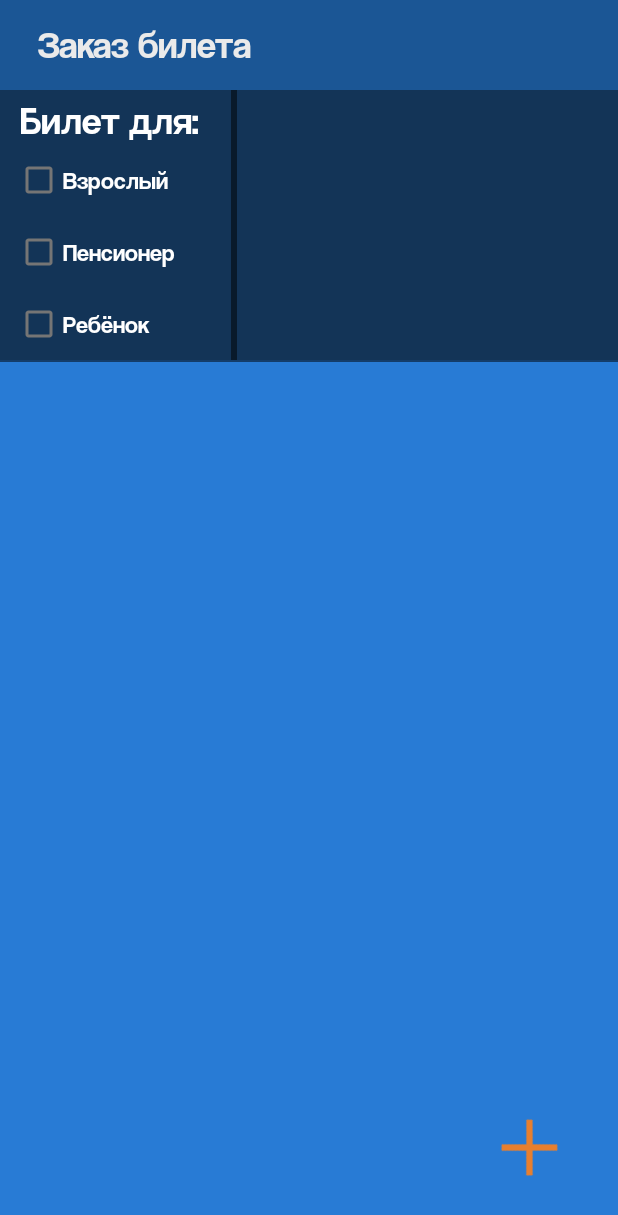
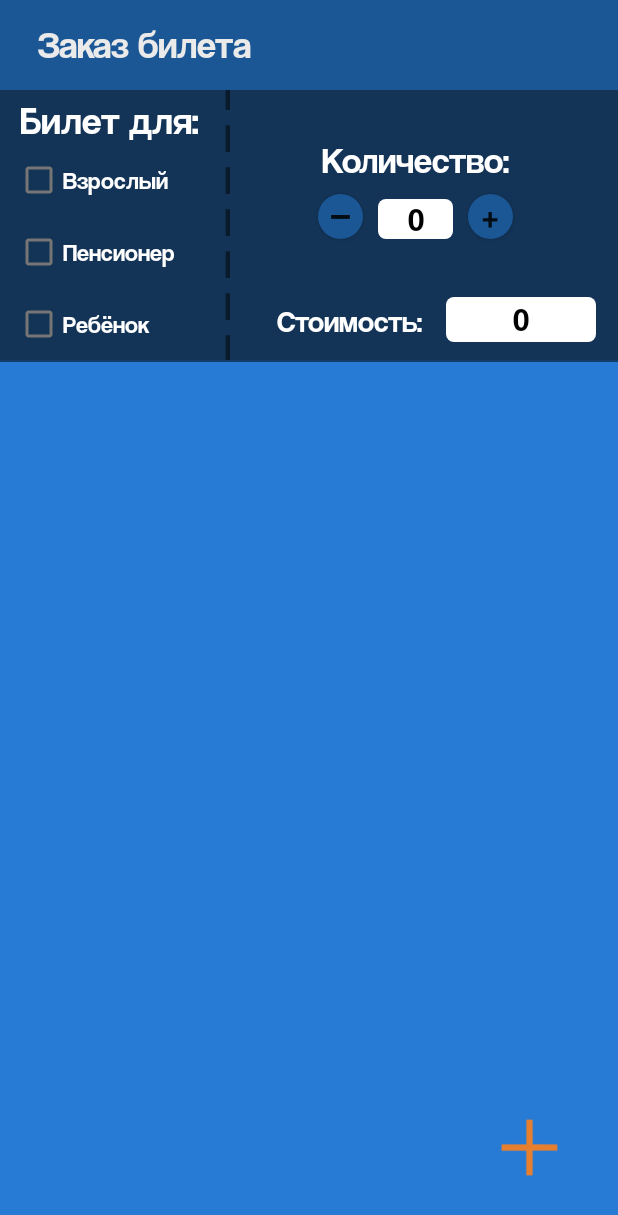
Before and after one commit to Kirialium/homework3, an Android app: the screen it shows after launch (MainActivity), after a tap on an icon or button, on a phone screen of 412 x 824 dp. Shown: the top 1215 px of the screen. Run offline under Robolectric (Android 15) with nearby library versions, the phone set to English and light mode, and no system bars.

Commit message:
complete fragment

```diff
--- a/app/src/main/java/com/example/homework3/MainActivity.java
+++ b/app/src/main/java/com/example/homework3/MainActivity.java
@@ -6,10 +6,15 @@ import androidx.fragment.app.FragmentTransaction;
 import android.os.Bundle;
 import android.view.View;
 import android.widget.Button;
+import android.widget.CheckBox;
+import android.widget.TextView;
+
 import java.util.Objects;
 public class MainActivity extends AppCompatActivity {
 
-    private Button addNewTicketBtn;
+    private Button addNewTicketBtn, fragmentPlus, fragmentMinus;
+    public CheckBox adultTicketCheckBox, retireeTicketCheckBox, kidTicketCheckBox;
+    public TextView counterFragment, costFragment;
 
     @Override
     protected void onCreate(Bundle savedInstanceState) {
@@ -17,7 +22,7 @@ public class MainActivity extends AppCompatActivity {
         setContentView(R.layout.activity_main);
         Objects.requireNonNull(this.getSupportActionBar()).hide();
 
-        addNewTicketBtn = findViewById(R.id.new_ticket);
+        fillVariables();
 
         addNewTicketBtn.setOnClickListener(new View.OnClickListener() {
             @Override
@@ -33,4 +38,14 @@ public class MainActivity extends AppCompatActivity {
         ft.replace(R.id.first_frame, fragment);
         ft.commit();
     }
+    public void fillVariables(){
+        addNewTicketBtn = findViewById(R.id.new_ticket);
+        adultTicketCheckBox = findViewById(R.id.adult_check_box);
+        retireeTicketCheckBox = findViewById(R.id.retiree_check_box);
+        kidTicketCheckBox = findViewById(R.id.kid_check_box);
+        counterFragment = findViewById(R.id.counter_fragment);
+        costFragment = findViewById(R.id.cost_fragment);
+        fragmentMinus = findViewById(R.id.btn_count_minus);
+        fragmentPlus = findViewById(R.id.btn_count_plus);
+    }
 }
--- a/app/src/main/java/com/example/homework3/TicketFragment.java
+++ b/app/src/main/java/com/example/homework3/TicketFragment.java
@@ -1,20 +1,13 @@
 package com.example.homework3;
 
-import android.annotation.SuppressLint;
-import android.graphics.Color;
 import android.os.Bundle;
-
 import androidx.fragment.app.Fragment;
-
 import android.view.LayoutInflater;
 import android.view.View;
 import android.view.ViewGroup;
 
-import java.util.Objects;
-
 public class TicketFragment extends Fragment {
 
-    @SuppressLint("ResourceAsColor")
     @Override
     public View onCreateView(LayoutInflater inflater, ViewGroup container, Bundle savedInstanceState) {
 
--- a/app/src/main/res/drawable/circle.xml
+++ b/app/src/main/res/drawable/circle.xml
@@ -3,7 +3,7 @@
     xmlns:android="http://schemas.android.com/apk/res/android">
     <item>
         <shape android:shape="oval">
-            <solid android:color="@color/orange"/>
+            <solid android:color="@color/dark_blue"/>
         </shape>
     </item>
 </selector>
--- /dev/null
+++ b/app/src/main/res/drawable/rect.xml
@@ -0,0 +1,6 @@
+<?xml version="1.0" encoding="UTF-8"?>
+<shape xmlns:android="http://schemas.android.com/apk/res/android">
+    <solid android:color="#FFFFFF"/>
+    <corners android:radius="5dp" />
+    <padding android:left="1dp" android:top="0dp" android:right="0dp" android:bottom="0dp" />
+</shape>
--- a/app/src/main/res/layout/fragment_ticket.xml
+++ b/app/src/main/res/layout/fragment_ticket.xml
@@ -57,17 +57,108 @@
         app:layout_constraintTop_toBottomOf="@+id/retiree_check_box"
         app:layout_constraintLeft_toLeftOf="parent"
         tools:ignore="MissingConstraints" />
-    <View
-        android:layout_width="4dp"
+    <TextView
+        android:id="@+id/dotted_border"
+        android:layout_width="wrap_content"
         android:layout_height="wrap_content"
-        android:background="@color/black"
         android:alpha="0.5"
-        android:layout_marginEnd="100dp"
+        android:layout_marginEnd="75dp"
+        android:layout_marginTop="66dp"
+        android:text="_ _ _ _ _ _ _ "
+        android:textColor="@color/black"
+        android:textSize="40sp"
+        android:rotation="90"
         app:layout_constraintTop_toTopOf="parent"
         app:layout_constraintTop_toBottomOf="parent"
         app:layout_constraintLeft_toLeftOf="parent"
         app:layout_constraintRight_toRightOf="parent"
         tools:ignore="MissingConstraints" />
 
+    <TextView
+        android:id="@+id/text_count"
+        android:layout_width="wrap_content"
+        android:layout_height="wrap_content"
+        android:layout_marginTop="32dp"
+        android:layout_marginRight="72dp"
+        android:fontFamily="@font/coolvetica"
+        android:text="Количество:"
+        android:textColor="@color/white"
+        android:textSize="24sp"
+        app:layout_constraintRight_toRightOf="parent"
+        app:layout_constraintTop_toTopOf="parent"
+        tools:ignore="MissingConstraints" />
+
+    <androidx.appcompat.widget.AppCompatButton
+        android:id="@+id/btn_count_minus"
+        android:layout_width="30dp"
+        android:layout_height="30dp"
+        android:layout_marginStart="212dp"
+        android:layout_marginTop="8dp"
+        android:background="@drawable/circle"
+        android:text="‾"
+        android:paddingTop="8dp"
+        android:gravity="center_horizontal|top"
+        android:textSize="28sp"
+        app:layout_constraintLeft_toLeftOf="parent"
+        app:layout_constraintTop_toBottomOf="@+id/text_count"
+        tools:ignore="MissingConstraints" />
+
+    <TextView
+        android:id="@+id/counter_fragment"
+        android:layout_width="50dp"
+        android:layout_height="wrap_content"
+        android:layout_marginStart="10dp"
+        android:layout_marginTop="11dp"
+        android:background="@drawable/rect"
+        android:fontFamily="@font/coolvetica"
+        android:text="0"
+        android:textColor="@color/black"
+        android:textSize="22sp"
+        android:gravity="center"
+        app:layout_constraintLeft_toRightOf="@id/btn_count_minus"
+        app:layout_constraintTop_toBottomOf="@id/text_count"
+        tools:ignore="MissingConstraints" />
+
+    <androidx.appcompat.widget.AppCompatButton
+        android:id="@+id/btn_count_plus"
+        android:layout_width="30dp"
+        android:layout_height="30dp"
+        android:layout_marginTop="8dp"
+        android:background="@drawable/circle"
+        android:text="⁺"
+        android:gravity="center_horizontal|top"
+        android:textSize="30sp"
+        android:layout_marginStart="10dp"
+        app:layout_constraintLeft_toRightOf="@id/counter_fragment"
+        app:layout_constraintTop_toBottomOf="@+id/text_count"
+        tools:ignore="MissingConstraints" />
+    <TextView
+        android:id="@+id/text_final"
+        android:layout_width="wrap_content"
+        android:layout_height="wrap_content"
+        android:layout_marginBottom="14dp"
+        android:layout_marginEnd="130dp"
+        android:text="Стоимость:"
+        android:fontFamily="@font/coolvetica"
+        android:textColor="@color/white"
+        android:textSize="20dp"
+        app:layout_constraintRight_toRightOf="parent"
+        app:layout_constraintBottom_toBottomOf="parent"
+        tools:ignore="MissingConstraints" />
+    <TextView
+        android:id="@+id/cost_fragment"
+        android:layout_width="100dp"
+        android:layout_height="30dp"
+        android:layout_marginStart="15dp"
+        android:layout_marginBottom="12dp"
+        android:text="0"
+        android:gravity="center"
+        android:fontFamily="@font/coolvetica"
+        android:textColor="@color/black"
+        android:textSize="22sp"
+        android:background="@drawable/rect"
+        app:layout_constraintLeft_toRightOf="@+id/text_final"
+        app:layout_constraintBottom_toBottomOf="parent"
+        tools:ignore="MissingConstraints" />
 
 </androidx.constraintlayout.widget.ConstraintLayout>
```
